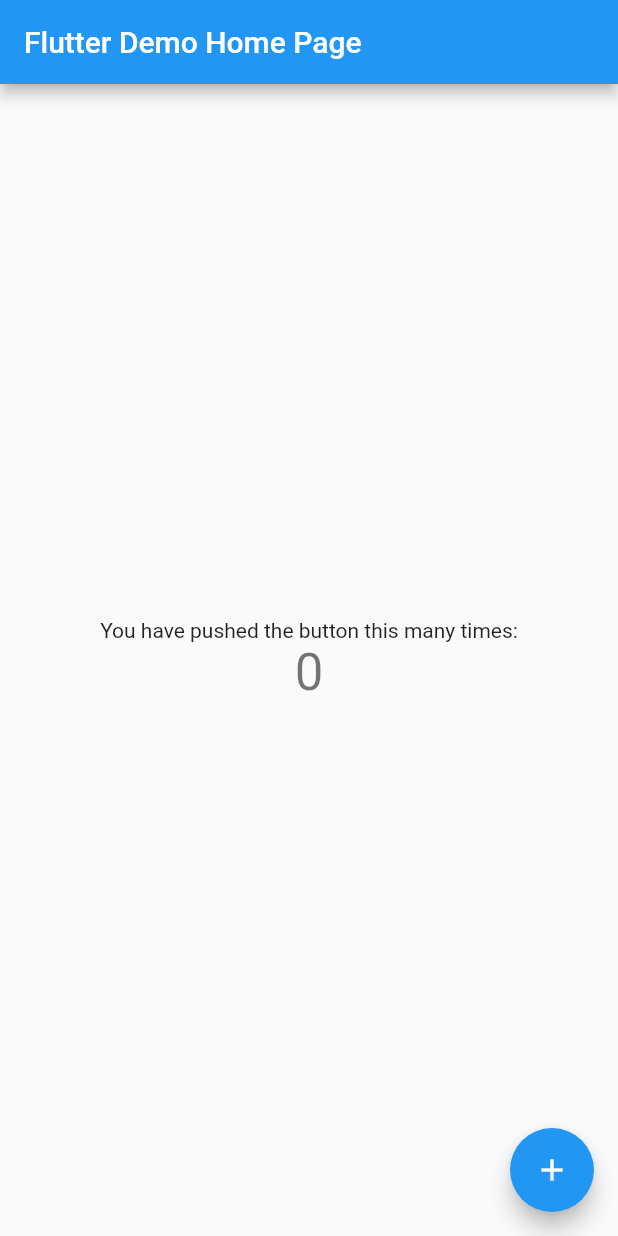
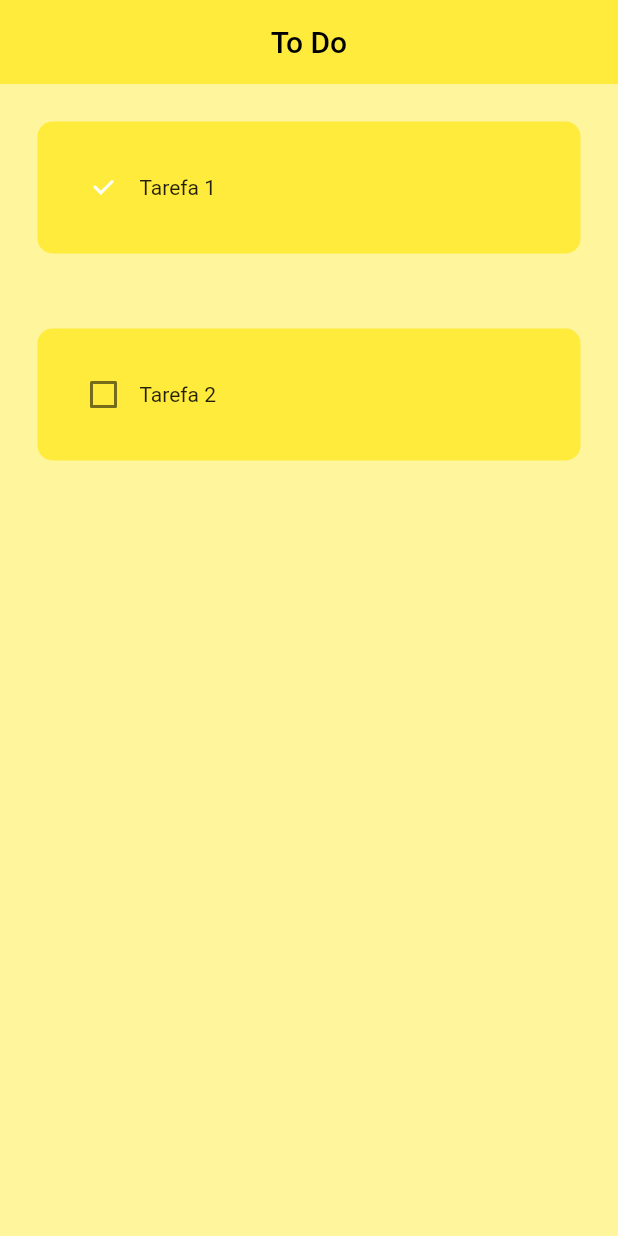
Before and after one commit to felipeazl/to-do-app, a Flutter app: the screen it shows after launch, on a phone screen of 412 x 824 dp. Run offline on Flutter 3.47's test engine with Material 2 defaults, Android fonts, the phone set to English and light mode, and no system bars.

Commit message:
todo_tile

```diff
--- a/lib/main.dart
+++ b/lib/main.dart
@@ -1,4 +1,5 @@
 import 'package:flutter/material.dart';
+import 'package:to_do_app/pages/home.dart';
 
 void main() {
   runApp(const MyApp());
@@ -10,58 +11,9 @@ class MyApp extends StatelessWidget {
   @override
   Widget build(BuildContext context) {
     return MaterialApp(
-      title: 'Flutter Demo',
-      theme: ThemeData(
-        primarySwatch: Colors.blue,
-      ),
-      home: const MyHomePage(title: 'Flutter Demo Home Page'),
+      debugShowCheckedModeBanner: false,
+      theme: ThemeData(primarySwatch: Colors.yellow),
+      home: const HomePage(),
     );
   }
 }
-
-class MyHomePage extends StatefulWidget {
-  const MyHomePage({super.key, required this.title});
-
-  final String title;
-
-  @override
-  State<MyHomePage> createState() => _MyHomePageState();
-}
-
-class _MyHomePageState extends State<MyHomePage> {
-  int _counter = 0;
-
-  void _incrementCounter() {
-    setState(() {
-      _counter++;
-    });
-  }
-
-  @override
-  Widget build(BuildContext context) {
-    return Scaffold(
-      appBar: AppBar(
-        title: Text(widget.title),
-      ),
-      body: Center(
-        child: Column(
-          mainAxisAlignment: MainAxisAlignment.center,
-          children: <Widget>[
-            const Text(
-              'You have pushed the button this many times:',
-            ),
-            Text(
-              '$_counter',
-              style: Theme.of(context).textTheme.headline4,
-            ),
-          ],
-        ),
-      ),
-      floatingActionButton: FloatingActionButton(
-        onPressed: _incrementCounter,
-        tooltip: 'Increment',
-        child: const Icon(Icons.add),
-      ),
-    );
-  }
-}
--- /dev/null
+++ b/lib/pages/home.dart
@@ -0,0 +1,37 @@
+import 'package:flutter/material.dart';
+import 'package:to_do_app/utils/todo_tile.dart';
+
+class HomePage extends StatefulWidget {
+  const HomePage({super.key});
+
+  @override
+  State<HomePage> createState() => _HomePageState();
+}
+
+class _HomePageState extends State<HomePage> {
+  @override
+  Widget build(BuildContext context) {
+    return Scaffold(
+      backgroundColor: Colors.yellow[200],
+      appBar: AppBar(
+        centerTitle: true,
+        title: const Text('To Do'),
+        elevation: 0,
+      ),
+      body: ListView(
+        children: [
+          ToDoTile(
+            taskName: "Tarefa 1",
+            taskCompleted: true,
+            onChanged: (p0) {},
+          ),
+          ToDoTile(
+            taskName: "Tarefa 2",
+            taskCompleted: false,
+            onChanged: (p0) {},
+          ),
+        ],
+      ),
+    );
+  }
+}
--- /dev/null
+++ b/lib/utils/todo_tile.dart
@@ -0,0 +1,34 @@
+import 'package:flutter/material.dart';
+
+class ToDoTile extends StatelessWidget {
+  final String taskName;
+  final bool taskCompleted;
+  Function(bool?)? onChanged;
+
+  ToDoTile({
+    super.key,
+    required this.taskName,
+    required this.taskCompleted,
+    required this.onChanged,
+  });
+
+  @override
+  Widget build(BuildContext context) {
+    return Padding(
+      padding: const EdgeInsets.all(25),
+      child: Container(
+        padding: const EdgeInsets.all(20),
+        decoration: BoxDecoration(
+          color: Colors.yellow,
+          borderRadius: BorderRadius.circular(10),
+        ),
+        child: Row(
+          children: [
+            Checkbox(value: taskCompleted, onChanged: onChanged),
+            Text(taskName),
+          ],
+        ),
+      ),
+    );
+  }
+}
```
